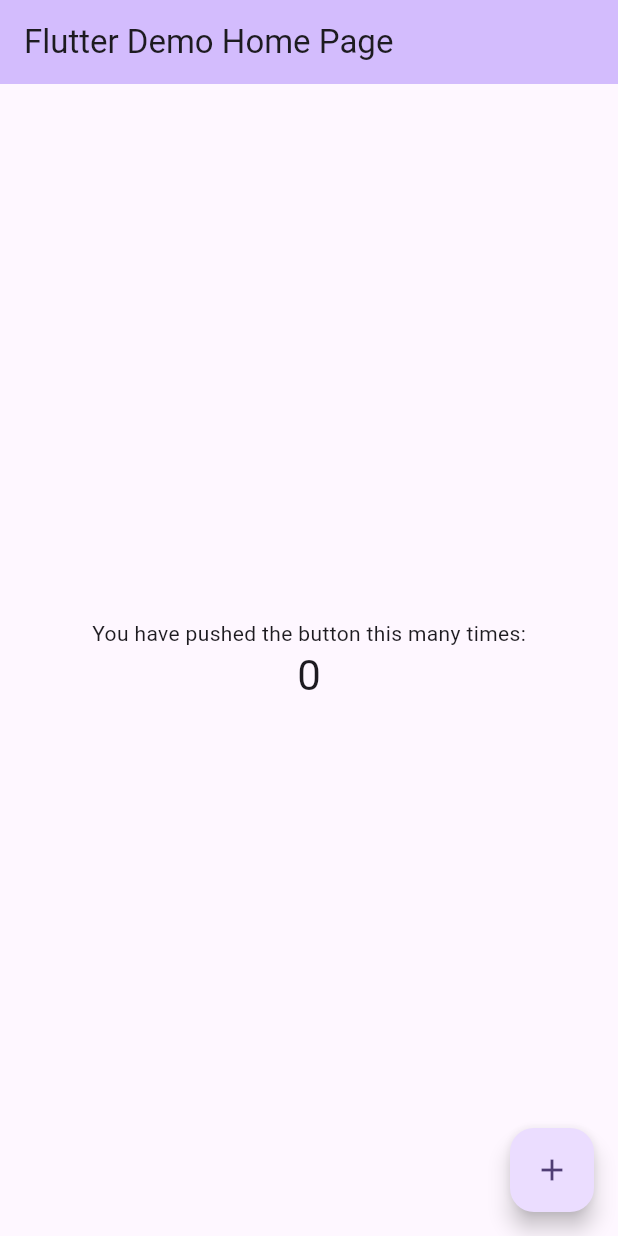
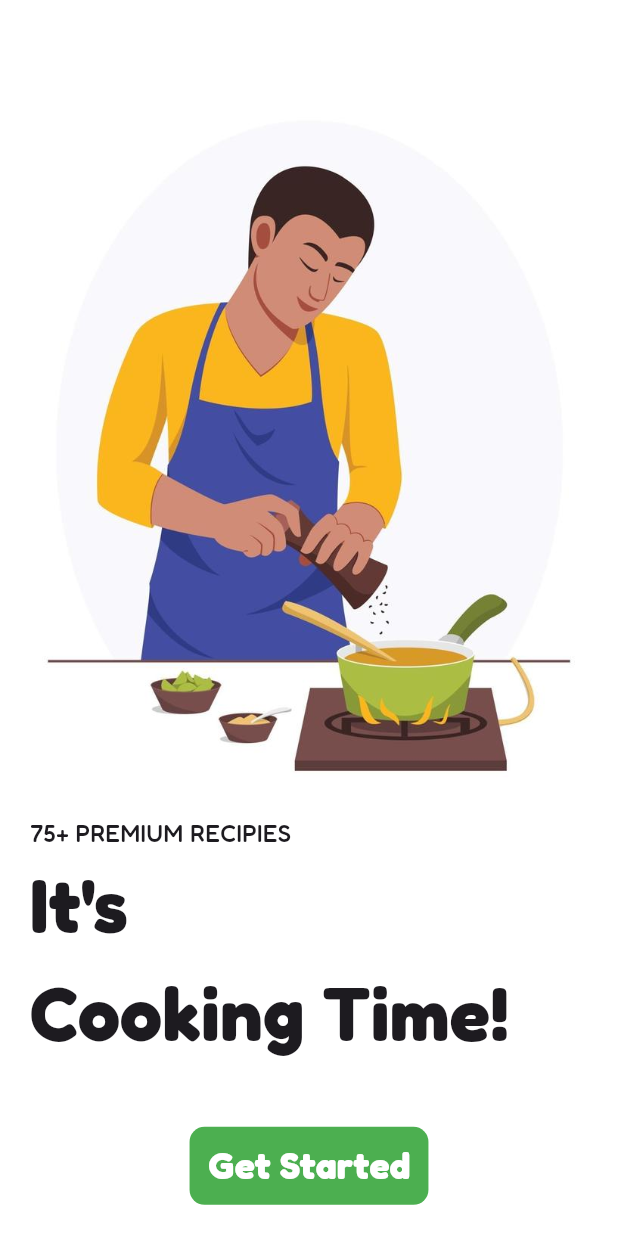
Before and after one commit to iqbalgany/recipia, a Flutter app: the screen it shows after launch, on a phone screen of 412 x 824 dp. Run offline on Flutter 3.47's test engine with Material 3 defaults, Android fonts, the phone set to English and light mode, and no system bars; our stand-ins replace go_router, google_fonts.

Commit message:
Add initial implementation of recipe app with onboarding, home, and detail pages
- Added onboarding page with navigation to home
- Implemented home page with search functionality and recipe cards
- Created detail page for displaying recipe details
- Introduced color constants for consistent theming
- Added images for recipes
- Set up routing for navigation between pages

```diff
--- /dev/null
+++ b/lib/constants/theme/colors.dart
@@ -0,0 +1,5 @@
+import 'package:flutter/material.dart';
+
+class AppColors {
+  static final Color shadowColor = Color.fromRGBO(243, 240, 240, 1);
+}
--- a/lib/main.dart
+++ b/lib/main.dart
@@ -1,4 +1,6 @@
 import 'package:flutter/material.dart';
+import 'package:google_fonts/google_fonts.dart';
+import 'package:recipia/routing/app_router.dart';
 
 void main() {
   runApp(const MyApp());
@@ -7,116 +9,19 @@ void main() {
 class MyApp extends StatelessWidget {
   const MyApp({super.key});
 
-  // This widget is the root of your application.
   @override
   Widget build(BuildContext context) {
-    return MaterialApp(
-      title: 'Flutter Demo',
+    return MaterialApp.router(
+      debugShowCheckedModeBanner: false,
       theme: ThemeData(
-        // This is the theme of your application.
-        //
-        // TRY THIS: Try running your application with "flutter run". You'll see
-        // the application has a purple toolbar. Then, without quitting the app,
-        // try changing the seedColor in the colorScheme below to Colors.green
-        // and then invoke "hot reload" (save your changes or press the "hot
-        // reload" button in a Flutter-supported IDE, or press "r" if you used
-        // the command line to start the app).
-        //
-        // Notice that the counter didn't reset back to zero; the application
-        // state is not lost during the reload. To reset the state, use hot
-        // restart instead.
-        //
-        // This works for code too, not just values: Most code changes can be
-        // tested with just a hot reload.
-        colorScheme: .fromSeed(seedColor: Colors.deepPurple),
+        scaffoldBackgroundColor: Colors.white,
+        appBarTheme: AppBarTheme(
+          backgroundColor: Colors.white,
+          surfaceTintColor: Colors.white,
+        ),
+        textTheme: GoogleFonts.fredokaTextTheme(),
       ),
-      home: const MyHomePage(title: 'Flutter Demo Home Page'),
+      routerConfig: AppRoutes.router,
     );
   }
 }
-
-class MyHomePage extends StatefulWidget {
-  const MyHomePage({super.key, required this.title});
-
-  // This widget is the home page of your application. It is stateful, meaning
-  // that it has a State object (defined below) that contains fields that affect
-  // how it looks.
-
-  // This class is the configuration for the state. It holds the values (in this
-  // case the title) provided by the parent (in this case the App widget) and
-  // used by the build method of the State. Fields in a Widget subclass are
-  // always marked "final".
-
-  final String title;
-
-  @override
-  State<MyHomePage> createState() => _MyHomePageState();
-}
-
-class _MyHomePageState extends State<MyHomePage> {
-  int _counter = 0;
-
-  void _incrementCounter() {
-    setState(() {
-      // This call to setState tells the Flutter framework that something has
-      // changed in this State, which causes it to rerun the build method below
-      // so that the display can reflect the updated values. If we changed
-      // _counter without calling setState(), then the build method would not be
-      // called again, and so nothing would appear to happen.
-      _counter++;
-    });
-  }
-
-  @override
-  Widget build(BuildContext context) {
-    // This method is rerun every time setState is called, for instance as done
-    // by the _incrementCounter method above.
-    //
-    // The Flutter framework has been optimized to make rerunning build methods
-    // fast, so that you can just rebuild anything that needs updating rather
-    // than having to individually change instances of widgets.
-    return Scaffold(
-      appBar: AppBar(
-        // TRY THIS: Try changing the color here to a specific color (to
-        // Colors.amber, perhaps?) and trigger a hot reload to see the AppBar
-        // change color while the other colors stay the same.
-        backgroundColor: Theme.of(context).colorScheme.inversePrimary,
-        // Here we take the value from the MyHomePage object that was created by
-        // the App.build method, and use it to set our appbar title.
-        title: Text(widget.title),
-      ),
-      body: Center(
-        // Center is a layout widget. It takes a single child and positions it
-        // in the middle of the parent.
-        child: Column(
-          // Column is also a layout widget. It takes a list of children and
-          // arranges them vertically. By default, it sizes itself to fit its
-          // children horizontally, and tries to be as tall as its parent.
-          //
-          // Column has various properties to control how it sizes itself and
-          // how it positions its children. Here we use mainAxisAlignment to
-          // center the children vertically; the main axis here is the vertical
-          // axis because Columns are vertical (the cross axis would be
-          // horizontal).
-          //
-          // TRY THIS: Invoke "debug painting" (choose the "Toggle Debug Paint"
-          // action in the IDE, or press "p" in the console), to see the
-          // wireframe for each widget.
-          mainAxisAlignment: .center,
-          children: [
-            const Text('You have pushed the button this many times:'),
-            Text(
-              '$_counter',
-              style: Theme.of(context).textTheme.headlineMedium,
-            ),
-          ],
-        ),
-      ),
-      floatingActionButton: FloatingActionButton(
-        onPressed: _incrementCounter,
-        tooltip: 'Increment',
-        child: const Icon(Icons.add),
-      ),
-    );
-  }
-}
--- /dev/null
+++ b/lib/presentations/pages/onboard_page.dart
@@ -0,0 +1,66 @@
+import 'package:flutter/material.dart';
+import 'package:go_router/go_router.dart';
+import 'package:google_fonts/google_fonts.dart';
+import 'package:recipia/routing/app_router.dart';
+
+class OnboardPage extends StatelessWidget {
+  const OnboardPage({super.key});
+
+  @override
+  Widget build(BuildContext context) {
+    return Scaffold(
+      body: Column(
+        crossAxisAlignment: CrossAxisAlignment.start,
+        children: [
+          Padding(
+            padding: const EdgeInsets.only(top: 50),
+            child: Image.asset('assets/images/onboard2.png'),
+          ),
+          Padding(
+            padding: const EdgeInsets.only(left: 20),
+            child: Text(
+              '75+ PREMIUM RECIPIES',
+              style: TextStyle(fontSize: 16, fontWeight: FontWeight.w500),
+            ),
+          ),
+          Padding(
+            padding: const EdgeInsets.only(left: 20),
+            child: Text(
+              'It\'s\nCooking Time!',
+              style: GoogleFonts.fredoka(
+                fontSize: 50,
+                fontWeight: FontWeight.bold,
+              ),
+            ),
+          ),
+          SizedBox(height: 40),
+          Align(
+            alignment: Alignment.center,
+            child: TextButton(
+              onPressed: () {
+                context.go(AppRoutes.home);
+              },
+              style: ButtonStyle(
+                elevation: WidgetStatePropertyAll(2),
+                backgroundColor: WidgetStatePropertyAll(Colors.green.shade500),
+                shape: WidgetStatePropertyAll(
+                  RoundedRectangleBorder(
+                    borderRadius: BorderRadius.circular(10),
+                  ),
+                ),
+              ),
+              child: Text(
+                'Get Started',
+                style: TextStyle(
+                  color: Colors.white,
+                  fontSize: 25,
+                  fontWeight: FontWeight.bold,
+                ),
+              ),
+            ),
+          ),
+        ],
+      ),
+    );
+  }
+}
--- /dev/null
+++ b/lib/routing/app_router.dart
@@ -0,0 +1,23 @@
+import 'package:go_router/go_router.dart';
+import 'package:recipia/presentations/pages/detail_page.dart';
+import 'package:recipia/presentations/pages/home_page.dart';
+import 'package:recipia/presentations/pages/onboard_page.dart';
+
+class AppRoutes {
+  static final home = '/';
+  static final onboard = '/onboard';
+  static final detailRecipe = '/detail-recipe';
+
+  static final router = GoRouter(
+    initialLocation: onboard,
+
+    routes: [
+      GoRoute(path: home, builder: (context, state) => HomePage()),
+      GoRoute(path: onboard, builder: (context, state) => OnboardPage()),
+      GoRoute(
+        path: detailRecipe,
+        builder: (context, state) => DetailRecipePage(),
+      ),
+    ],
+  );
+}
```
Also changed, not shown: lib/presentations/pages/detail_page.dart (added, +90 -0 lines), lib/presentations/pages/home_page.dart (added, +224 -0 lines), pubspec.yaml (+11 -3 lines), assets/images/burger.jpg (added), assets/images/muffin.jpg (added), assets/images/onboard.png (added), assets/images/onboard2.png (added), assets/images/pizza.png (added), assets/images/sandwich.jpg (added), pubspec.lock, 3 other files.
